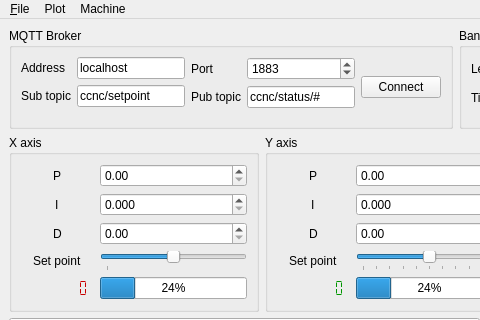
Old version of the form mainwindow.ui in the repository pbosetti/machine_sim; both pictures show x 0 to 480 and y 0 to 320 of the 966 by 825 pixel window.
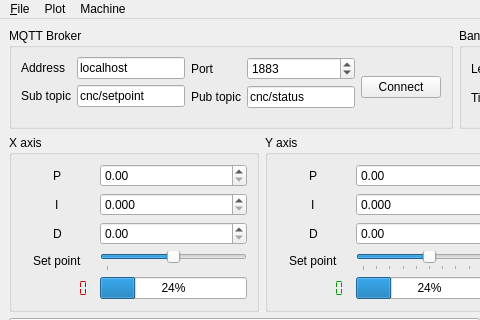
New version of the form. Custom widgets are drawn as their Qt base class.

```diff
--- a/mainwindow.ui
+++ b/mainwindow.ui
@@ -49,7 +49,7 @@
            <item row="1" column="1">
             <widget class="QLineEdit" name="subTopicField">
              <property name="text">
-              <string>ccnc/setpoint</string>
+              <string>cnc/setpoint</string>
              </property>
             </widget>
            </item>
@@ -93,7 +93,7 @@
            <item row="1" column="1">
             <widget class="QLineEdit" name="pubTopicField">
              <property name="text">
-              <string>ccnc/status/#</string>
+              <string>cnc/status</string>
              </property>
             </widget>
            </item>
```
